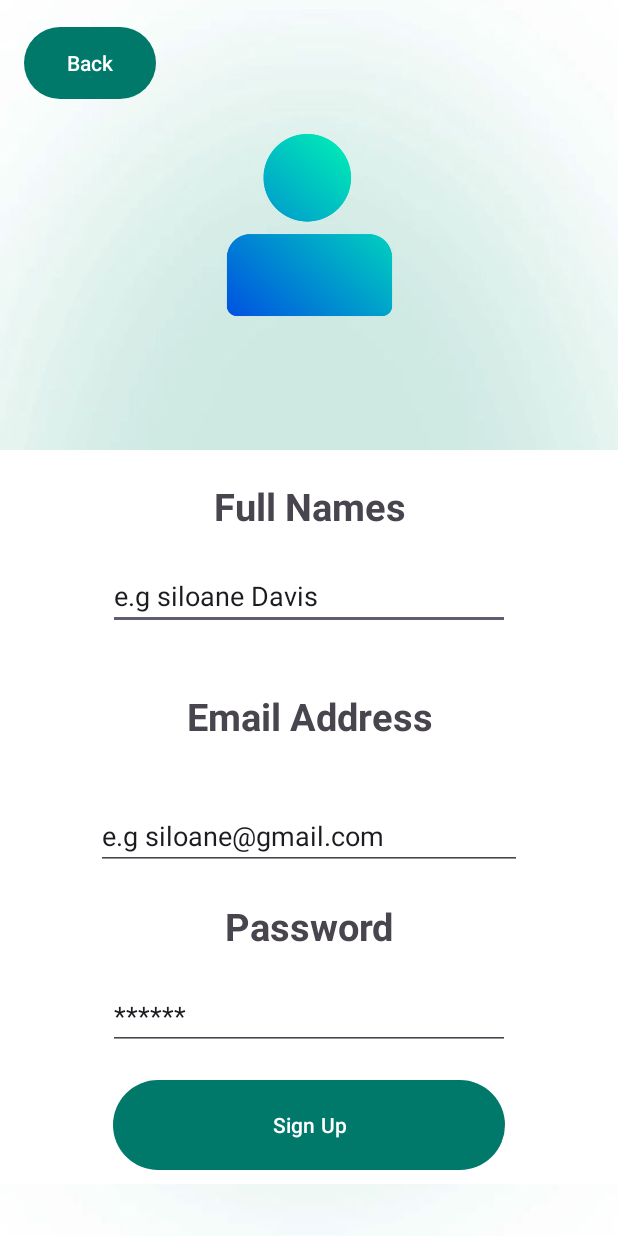
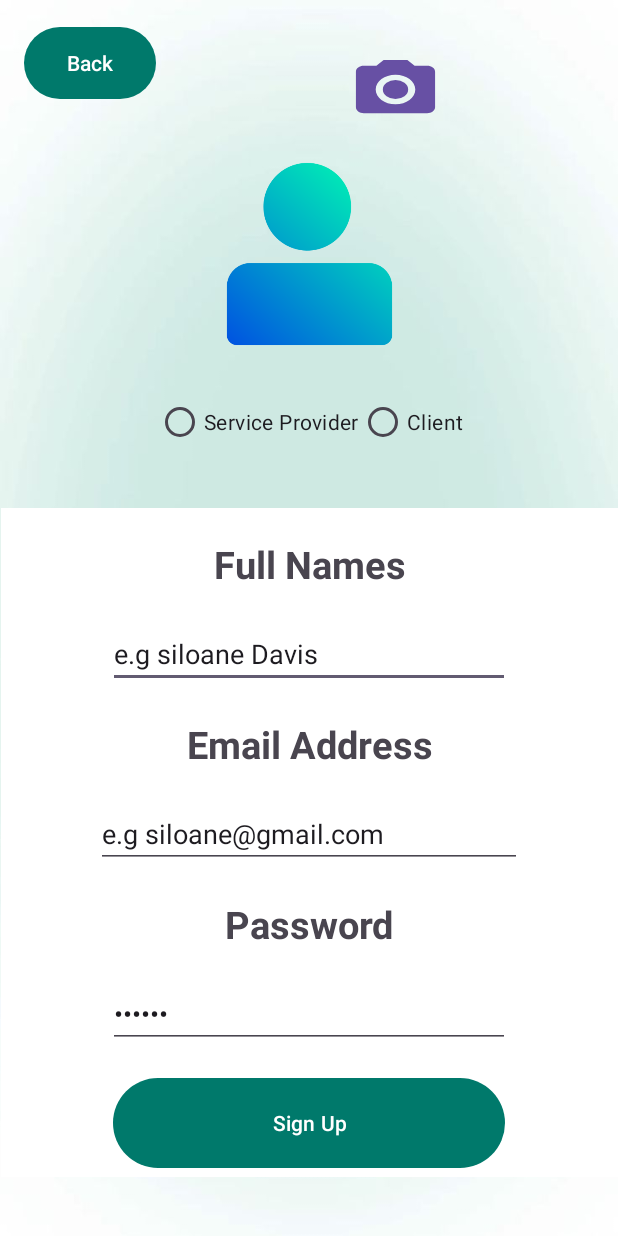
Before and after one commit to JennJenn20/FindMyServicesApp, an Android app: the SignUpActivity screen opened directly, with no data from a screen before it, on a phone screen of 412 x 824 dp. Run offline under Robolectric (Android 15) with nearby library versions, the phone set to English and light mode, and no system bars.

Commit message:
Jenn commits

```diff
--- /dev/null
+++ b/app/src/main/res/drawable/baseline_camera_alt_24.xml
@@ -0,0 +1,6 @@
+<vector android:height="24dp" android:tint="#100F0F"
+    android:viewportHeight="24" android:viewportWidth="24"
+    android:width="24dp" xmlns:android="http://schemas.android.com/apk/res/android">
+    <path android:fillColor="@android:color/white" android:pathData="M12,12m-3.2,0a3.2,3.2 0,1 1,6.4 0a3.2,3.2 0,1 1,-6.4 0"/>
+    <path android:fillColor="@android:color/white" android:pathData="M9,2L7.17,4L4,4c-1.1,0 -2,0.9 -2,2v12c0,1.1 0.9,2 2,2h16c1.1,0 2,-0.9 2,-2L22,6c0,-1.1 -0.9,-2 -2,-2h-3.17L15,2L9,2zM12,17c-2.76,0 -5,-2.24 -5,-5s2.24,-5 5,-5 5,2.24 5,5 -2.24,5 -5,5z"/>
+</vector>
--- a/app/src/main/res/layout/signup_activity.xml
+++ b/app/src/main/res/layout/signup_activity.xml
@@ -2,9 +2,141 @@
 <androidx.constraintlayout.widget.ConstraintLayout xmlns:android="http://schemas.android.com/apk/res/android"
     xmlns:app="http://schemas.android.com/apk/res-auto"
     xmlns:tools="http://schemas.android.com/tools"
-    android:layout_width="match_parent"
     android:background="@drawable/back_ground_pic"
-    android:layout_height="match_parent">
+    android:layout_height="match_parent"
+    android:layout_width="match_parent">
+
+    <Button
+        android:id="@+id/cameraButton"
+        android:layout_width="63dp"
+        android:layout_height="47dp"
+        android:layout_marginTop="36dp"
+        android:background="@drawable/baseline_camera_alt_24"
+        app:layout_constraintEnd_toEndOf="parent"
+        app:layout_constraintHorizontal_bias="0.666"
+        app:layout_constraintStart_toStartOf="parent"
+        app:layout_constraintTop_toTopOf="parent" />
+
+    <ImageView
+        android:id="@+id/imageView2"
+        android:layout_width="179dp"
+        android:layout_height="144dp"
+        app:layout_constraintBottom_toTopOf="@+id/linearLayout"
+        app:layout_constraintEnd_toEndOf="parent"
+        app:layout_constraintStart_toStartOf="parent"
+        app:layout_constraintTop_toTopOf="parent"
+        app:srcCompat="@drawable/profile_icon" />
+
+    <RadioGroup
+        android:id="@+id/radioGroupUserType"
+        android:layout_width="wrap_content"
+        android:layout_height="wrap_content"
+        android:orientation="horizontal"
+        app:layout_constraintTop_toBottomOf="@id/imageView2"
+        app:layout_constraintStart_toStartOf="parent"
+        app:layout_constraintEnd_toEndOf="parent"
+        android:layout_marginTop="16dp">
+
+        <RadioButton
+            android:id="@+id/radioServiceProvider"
+            android:layout_width="wrap_content"
+            android:layout_height="wrap_content"
+            android:text="Service Provider" />
+
+        <RadioButton
+            android:id="@+id/radioClient"
+            android:layout_width="wrap_content"
+            android:layout_height="wrap_content"
+            android:text="Client" />
+    </RadioGroup>
+
+    <LinearLayout
+        android:id="@+id/linearLayout"
+        android:layout_width="411dp"
+        android:layout_height="446dp"
+        android:background="@color/white"
+        android:orientation="vertical"
+        app:layout_constraintBottom_toBottomOf="parent"
+        app:layout_constraintEnd_toEndOf="parent"
+        app:layout_constraintStart_toStartOf="parent"
+        app:layout_constraintTop_toTopOf="parent"
+        app:layout_constraintVertical_bias="0.896">
+
+        <TextView
+            android:id="@+id/FullNameTextView"
+            android:layout_width="match_parent"
+            android:layout_height="wrap_content"
+            android:layout_gravity="center"
+            android:layout_marginTop="20dp"
+            android:gravity="center"
+            android:text="Full Names"
+            android:textSize="25sp"
+            android:textStyle="bold" />
+
+        <EditText
+            android:id="@+id/edtFullName"
+            android:layout_width="268dp"
+            android:layout_height="wrap_content"
+            android:layout_gravity="center"
+            android:layout_marginTop="20dp"
+            android:ems="10"
+            android:inputType="textEmailAddress"
+            android:text="e.g siloane Davis" />
+
+        <TextView
+            android:id="@+id/emailTextView"
+            android:layout_width="match_parent"
+            android:layout_height="wrap_content"
+            android:layout_gravity="center"
+            android:layout_marginTop="20dp"
+            android:gravity="center"
+            android:text="Email Address"
+            android:textSize="25sp"
+            android:textStyle="bold" />
+
+        <EditText
+            android:id="@+id/editTextTextEmailAddress"
+            android:layout_width="284dp"
+            android:layout_height="wrap_content"
+            android:layout_gravity="center"
+            android:layout_marginTop="20dp"
+            android:ems="10"
+            android:inputType="textEmailAddress"
+            android:text="e.g siloane@gmail.com" />
+
+        <TextView
+            android:id="@+id/PasswordTextView"
+            android:layout_width="match_parent"
+            android:layout_height="wrap_content"
+            android:layout_gravity="center"
+            android:layout_marginTop="20dp"
+            android:gravity="center"
+            android:text="Password"
+            android:textSize="25sp"
+            android:textStyle="bold" />
+
+        <EditText
+            android:id="@+id/editTextTextPassword"
+            android:layout_width="268dp"
+            android:layout_height="wrap_content"
+            android:layout_gravity="center"
+            android:layout_marginTop="20dp"
+            android:ems="10"
+            android:inputType="textPassword"
+            android:text="******" />
+
+        <Button
+            android:id="@+id/btnsignupmovetologin"
+            android:layout_width="261dp"
+            android:layout_height="60dp"
+            android:layout_gravity="center"
+            android:layout_marginTop="20dp"
+            android:background="@drawable/rounded_button"
+            android:text="Sign Up"
+            android:textColor="@color/white"
+            app:backgroundTint="@color/teal_blue" />
+
+    </LinearLayout>
 
     <Button
         android:id="@+id/btnbacktogetstarted"
@@ -20,106 +152,4 @@
         app:layout_constraintStart_toStartOf="parent"
         app:layout_constraintTop_toTopOf="parent"
         app:layout_constraintVertical_bias="0.023" />
-
-    <ImageView
-        android:id="@+id/imageView2"
-        android:layout_width="179dp"
-        android:layout_height="144dp"
-        app:layout_constraintBottom_toTopOf="@+id/linearLayout"
-        app:layout_constraintEnd_toEndOf="parent"
-        app:layout_constraintStart_toStartOf="parent"
-        app:layout_constraintTop_toTopOf="parent"
-        app:srcCompat="@drawable/profile_icon" />
-
-    <LinearLayout
-        android:id="@+id/linearLayout"
-        android:layout_width="match_parent"
-        android:layout_height="489dp"
-        android:background="@color/white"
-        android:orientation="vertical"
-        app:layout_constraintBottom_toBottomOf="parent"
-        app:layout_constraintEnd_toEndOf="parent"
-        app:layout_constraintStart_toStartOf="parent"
-        app:layout_constraintTop_toTopOf="parent"
-        app:layout_constraintVertical_bias="0.896">
-
-        <TextView
-            android:id="@+id/FullNameTextView"
-            android:layout_width="match_parent"
-            android:layout_height="wrap_content"
-            android:text="Full Names"
-            android:layout_marginTop="20dp"
-            android:textStyle="bold"
-            android:layout_gravity="center"
-            android:gravity="center"
-            android:textSize="25sp"/>
-
-        <EditText
-            android:id="@+id/edtFullName"
-            android:layout_width="268dp"
-            android:layout_marginTop="20dp"
-            android:layout_gravity="center"
-            android:layout_height="wrap_content"
-            android:text="e.g siloane Davis"
-            android:ems="10"
-            android:inputType="textEmailAddress"
-            app:layout_constraintBottom_toTopOf="@+id/emailTextView"/>
-
-        <TextView
-            android:id="@+id/emailTextView"
-            android:layout_width="match_parent"
-            android:layout_height="wrap_content"
-            android:layout_gravity="center"
-            android:layout_marginTop="40dp"
-            android:gravity="center"
-            android:text="Email Address"
-            android:textSize="25sp"
-            android:textStyle="bold" />
-
-        <EditText
-            android:id="@+id/editTextTextEmailAddress"
-            android:layout_width="284dp"
-            android:layout_height="wrap_content"
-            android:layout_gravity="center"
-            android:layout_marginTop="40dp"
-            android:ems="10"
-            android:inputType="textEmailAddress"
-            android:text="e.g siloane@gmail.com"
-            app:layout_constraintBottom_toTopOf="@+id/emailTextView" />
-
-        <TextView
-            android:id="@+id/PasswordTextView"
-            android:layout_width="match_parent"
-            android:layout_height="wrap_content"
-            android:text="Password"
-            android:layout_marginTop="20dp"
-            android:textStyle="bold"
-            android:layout_gravity="center"
-            android:gravity="center"
-            android:textSize="25sp"/>
-
-        <EditText
-            android:id="@+id/editTextTextPassword"
-            android:layout_width="268dp"
-            android:layout_marginTop="20dp"
-            android:layout_gravity="center"
-            android:layout_height="wrap_content"
-            android:text="******"
-            android:ems="10"
-            android:inputType="textEmailAddress"
-            app:layout_constraintBottom_toTopOf="@+id/emailTextView"/>
-
-        <Button
-            android:id="@+id/btnsignupmovetologin"
-            android:layout_width="261dp"
-            android:layout_height="60dp"
-            android:layout_marginTop="20dp"
-            android:layout_gravity="center"
-            android:textColor="@color/white"
-            android:background="@drawable/rounded_button"
-            app:backgroundTint="@color/teal_blue"
-            android:text="Sign Up" />
-
-
-    </LinearLayout>
 </androidx.constraintlayout.widget.ConstraintLayout>
```
Also changed, not shown: app/build.gradle.kts (+4 -5 lines), app/src/main/AndroidManifest.xml (+36 -20 lines), app/src/main/java/com/example/findmyservicep2/ServiceProviderDetailsActivity.kt (added, +58 -0 lines), app/src/main/java/com/example/findmyservicep2/SignUpActivity.kt (+73 -17 lines), app/src/main/java/com/example/findmyservicep2/UserModels.kt (added, +21 -0 lines), app/src/main/res/layout/activity_service_provider_details.xml (added, +144 -0 lines), app/src/main/res/layout/activity_servicecat.xml (+8 -8 lines).
